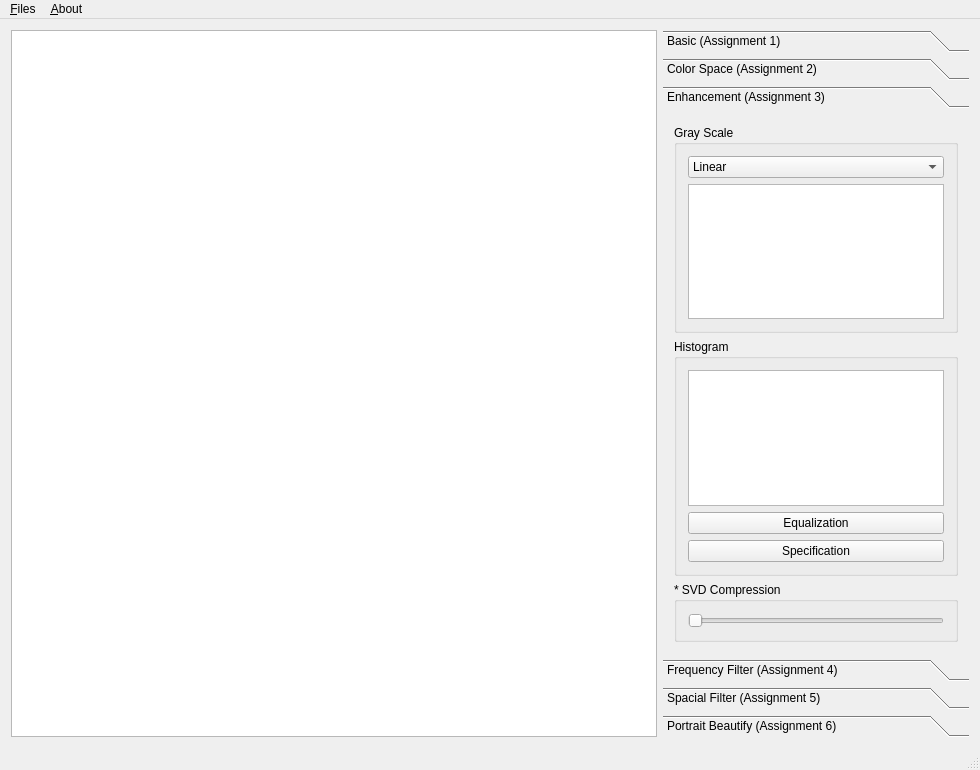
The window that mainwindow.ui (lizy14/hello-lenna) describes before a commit, drawn with Qt 5.
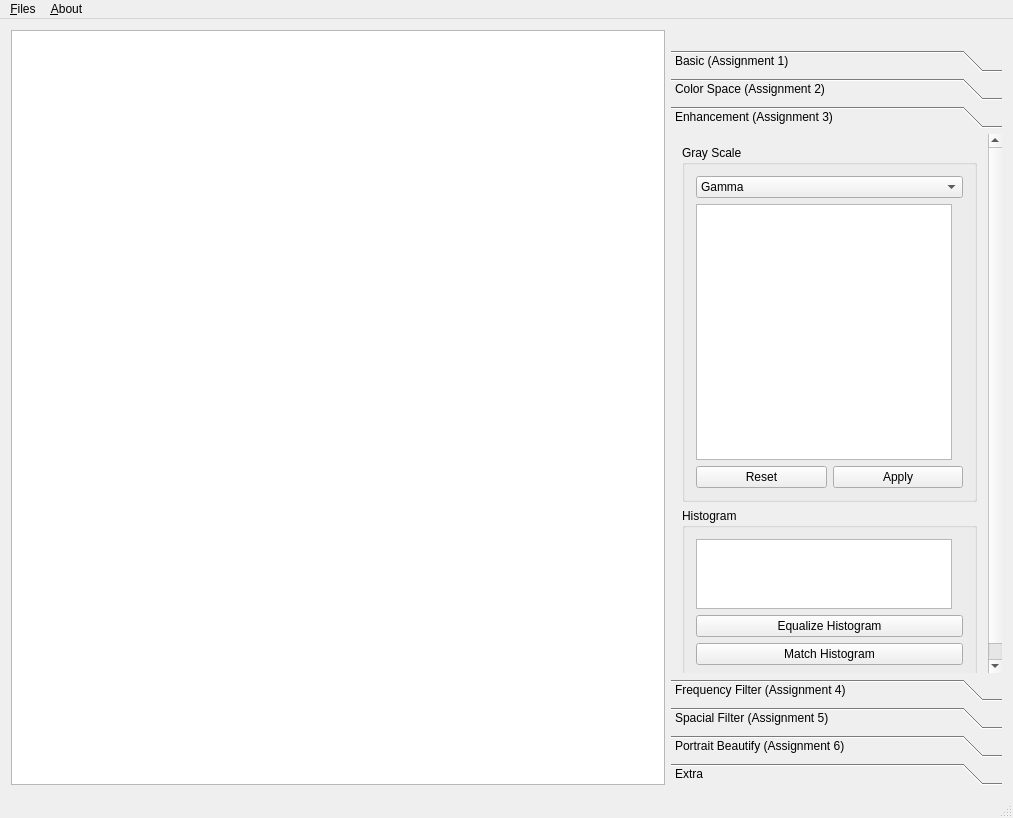
The same window after the commit. The open tabs and pages were chosen to show the change.

```diff
--- a/mainwindow.ui
+++ b/mainwindow.ui
@@ -6,8 +6,8 @@
    <rect>
     <x>0</x>
     <y>0</y>
-    <width>980</width>
-    <height>770</height>
+    <width>1013</width>
+    <height>818</height>
    </rect>
   </property>
   <property name="contextMenuPolicy">
@@ -29,18 +29,31 @@
       </item>
       <item>
        <layout class="QVBoxLayout" name="verticalLayout">
+        <item>
+         <spacer name="horizontalSpacer">
+          <property name="orientation">
+           <enum>Qt::Horizontal</enum>
+          </property>
+          <property name="sizeHint" stdset="0">
+           <size>
+            <width>331</width>
+            <height>20</height>
+           </size>
+          </property>
+         </spacer>
+        </item>
         <item>
          <widget class="QToolBox" name="toolBox">
           <property name="currentIndex">
-           <number>2</number>
+           <number>6</number>
           </property>
           <widget class="QWidget" name="page_5">
            <property name="geometry">
             <rect>
              <x>0</x>
              <y>0</y>
-             <width>300</width>
-             <height>506</height>
+             <width>331</width>
+             <height>504</height>
             </rect>
            </property>
            <attribute name="label">
@@ -176,8 +189,8 @@
             <rect>
              <x>0</x>
              <y>0</y>
-             <width>300</width>
-             <height>506</height>
+             <width>331</width>
+             <height>504</height>
             </rect>
            </property>
            <attribute name="label">
@@ -329,9 +342,9 @@
            <property name="geometry">
             <rect>
              <x>0</x>
-             <y>0</y>
-             <width>302</width>
-             <height>506</height>
+             <y>-82</y>
+             <width>310</width>
+             <height>592</height>
             </rect>
            </property>
            <attribute name="label">
@@ -345,7 +358,10 @@
               </property>
               <layout class="QVBoxLayout" name="verticalLayout_13">
                <item>
-                <widget class="QComboBox" name="comboBox">
+                <widget class="QComboBox" name="comboGrayscale">
+                 <property name="currentIndex">
+                  <number>3</number>
+                 </property>
                  <item>
                   <property name="text">
                    <string>Linear</string>
@@ -369,7 +385,38 @@
                 </widget>
                </item>
                <item>
-                <widget class="QGraphicsView" name="grayView"/>
+                <widget class="QGraphicsView" name="mappingView">
+                 <property name="sizePolicy">
+                  <sizepolicy hsizetype="Fixed" vsizetype="Fixed">
+                   <horstretch>0</horstretch>
+                   <verstretch>0</verstretch>
+                  </sizepolicy>
+                 </property>
+                 <property name="minimumSize">
+                  <size>
+                   <width>256</width>
+                   <height>256</height>
+                  </size>
+                 </property>
+                </widget>
+               </item>
+               <item>
+                <layout class="QHBoxLayout" name="horizontalLayout_3">
+                 <item>
+                  <widget class="QPushButton" name="btnResetGrayscale">
+                   <property name="text">
+                    <string>Reset</string>
+                   </property>
+                  </widget>
+                 </item>
+                 <item>
+                  <widget class="QPushButton" name="btnApplyGrayscale">
+                   <property name="text">
+                    <string>Apply</string>
+                   </property>
+                  </widget>
+                 </item>
+                </layout>
                </item>
               </layout>
              </widget>
@@ -381,29 +428,101 @@
               </property>
               <layout class="QVBoxLayout" name="verticalLayout_12">
                <item>
-                <widget class="QGraphicsView" name="histView"/>
+                <widget class="QGraphicsView" name="histView">
+                 <property name="sizePolicy">
+                  <sizepolicy hsizetype="Fixed" vsizetype="Expanding">
+                   <horstretch>0</horstretch>
+                   <verstretch>0</verstretch>
+                  </sizepolicy>
+                 </property>
+                 <property name="minimumSize">
+                  <size>
+                   <width>256</width>
+                   <height>0</height>
+                  </size>
+                 </property>
+                </widget>
                </item>
                <item>
                 <widget class="QPushButton" name="btnHistEqual">
                  <property name="text">
-                  <string>Equalization</string>
+                  <string>Equalize Histogram</string>
                  </property>
                 </widget>
                </item>
                <item>
-                <widget class="QPushButton" name="pushButton_2">
+                <widget class="QPushButton" name="btnHistGaussian">
                  <property name="text">
-                  <string>Specification</string>
+                  <string>Match Histogram</string>
                  </property>
                 </widget>
                </item>
               </layout>
              </widget>
             </item>
+            <item>
+             <spacer name="verticalSpacer">
+              <property name="orientation">
+               <enum>Qt::Vertical</enum>
+              </property>
+              <property name="sizeHint" stdset="0">
+               <size>
+                <width>20</width>
+                <height>40</height>
+               </size>
+              </property>
+             </spacer>
+            </item>
+           </layout>
+          </widget>
+          <widget class="QWidget" name="page_2">
+           <property name="geometry">
+            <rect>
+             <x>0</x>
+             <y>0</y>
+             <width>331</width>
+             <height>504</height>
+            </rect>
+           </property>
+           <attribute name="label">
+            <string>Frequency Filter (Assignment 4)</string>
+           </attribute>
+          </widget>
+          <widget class="QWidget" name="page_3">
+           <property name="geometry">
+            <rect>
+             <x>0</x>
+             <y>0</y>
+             <width>331</width>
+             <height>504</height>
+            </rect>
+           </property>
+           <attribute name="label">
+            <string>Spacial Filter (Assignment 5)</string>
+           </attribute>
+          </widget>
+          <widget class="QWidget" name="page_4">
+           <property name="geometry">
+            <rect>
+             <x>0</x>
+             <y>0</y>
+             <width>331</width>
+             <height>504</height>
+            </rect>
+           </property>
+           <attribute name="label">
+            <string>Portrait Beautify (Assignment 6)</string>
+           </attribute>
+          </widget>
+          <widget class="QWidget" name="page_7">
+           <attribute name="label">
+            <string>Extra</string>
+           </attribute>
+           <layout class="QVBoxLayout" name="verticalLayout_14">
             <item>
              <widget class="QGroupBox" name="groupBox_6">
               <property name="title">
-               <string>* SVD Compression </string>
+               <string>SVD Compression </string>
               </property>
               <layout class="QVBoxLayout" name="verticalLayout_10">
                <item>
@@ -426,7 +545,7 @@
              </widget>
             </item>
             <item>
-             <spacer name="verticalSpacer">
+             <spacer name="verticalSpacer_4">
               <property name="orientation">
                <enum>Qt::Vertical</enum>
               </property>
@@ -440,63 +559,8 @@
             </item>
            </layout>
           </widget>
-          <widget class="QWidget" name="page_2">
-           <property name="geometry">
-            <rect>
-             <x>0</x>
-             <y>0</y>
-             <width>300</width>
-             <height>506</height>
-            </rect>
-           </property>
-           <attribute name="label">
-            <string>Frequency Filter (Assignment 4)</string>
-           </attribute>
-          </widget>
-          <widget class="QWidget" name="page_3">
-           <property name="geometry">
-            <rect>
-             <x>0</x>
-             <y>0</y>
-             <width>300</width>
-             <height>506</height>
-            </rect>
-           </property>
-           <attribute name="label">
-            <string>Spacial Filter (Assignment 5)</string>
-           </attribute>
-          </widget>
-          <widget class="QWidget" name="page_4">
-           <property name="geometry">
-            <rect>
-             <x>0</x>
-             <y>0</y>
-             <width>300</width>
-             <height>506</height>
-            </rect>
-           </property>
-           <attribute name="label">
-            <string>Portrait Beautify (Assignment 6)</string>
-           </attribute>
-          </widget>
          </widget>
         </item>
-        <item>
-         <spacer name="horizontalSpacer">
-          <property name="orientation">
-           <enum>Qt::Horizontal</enum>
-          </property>
-          <property name="sizeType">
-           <enum>QSizePolicy::Minimum</enum>
-          </property>
-          <property name="sizeHint" stdset="0">
-           <size>
-            <width>300</width>
-            <height>0</height>
-           </size>
-          </property>
-         </spacer>
-        </item>
        </layout>
       </item>
      </layout>
@@ -508,7 +572,7 @@
     <rect>
      <x>0</x>
      <y>0</y>
-     <width>980</width>
+     <width>1013</width>
      <height>26</height>
     </rect>
    </property>
```
